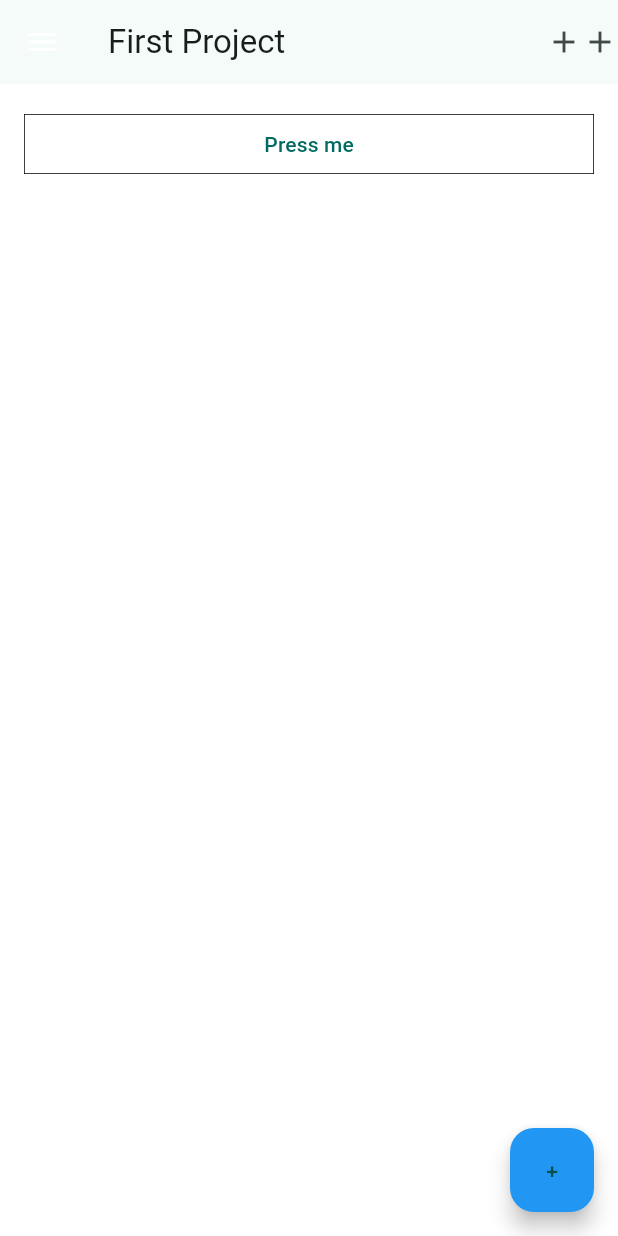
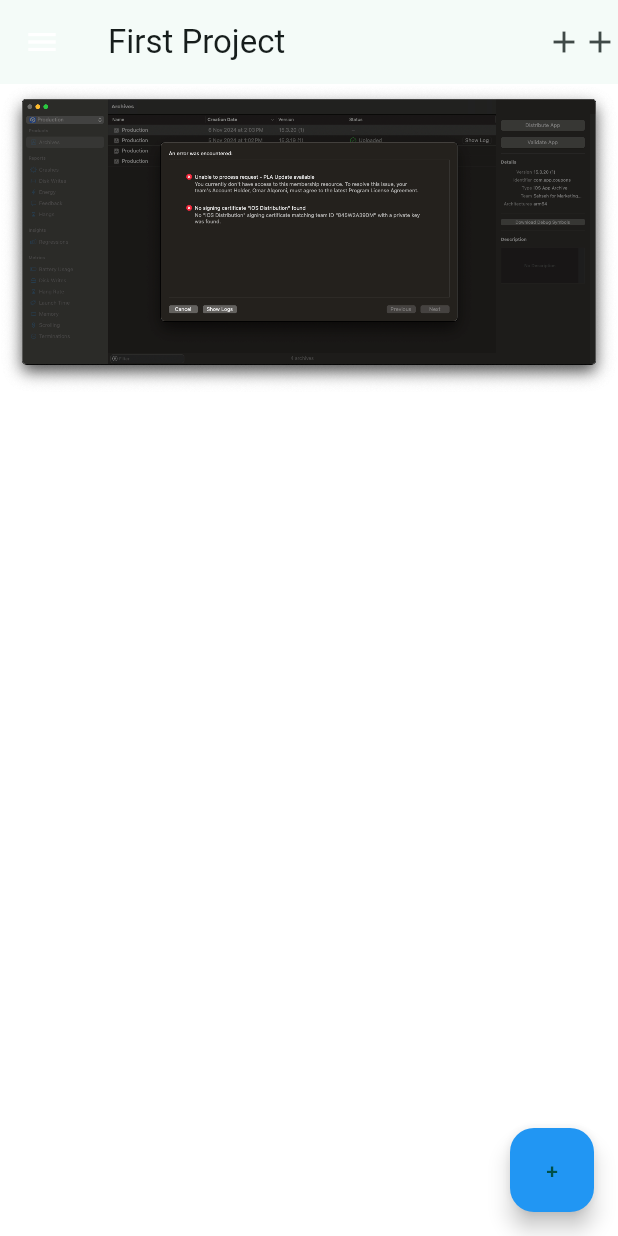
Before and after one commit to Mansour-Academy/flutter-course-first-project, a Flutter app: the screen it shows after launch, on a phone screen of 412 x 824 dp. Run offline on Flutter 3.47's test engine with Material 3 defaults, Android fonts, the phone set to English and light mode, and no system bars.

Commit message:
Image Widget

```diff
--- a/lib/main.dart
+++ b/lib/main.dart
@@ -61,58 +61,17 @@ class HomePage extends StatelessWidget {
         ],
         leadingWidth: 56,
       ),
-      body: Padding(
-        padding: const EdgeInsets.all(16.0),
-
-        /// outlined button
-        // child: SizedBox(
-        //   width: double.infinity,
-        //   child: OutlinedButton(
-        //     onPressed: () {},
-        //     child: const Text(
-        //       'Press me',
-        //     ),
-        //   ),
+      body: Image(
+        // height: 200,
+        // width: 200,
+        filterQuality: FilterQuality.low,
+        fit: BoxFit.cover,
+        image: const AssetImage(
+          'assets/images/error.png',
+        ),
+        // image: NetworkImage(
+        //   'https://hips.hearstapps.com/hmg-prod/images/morning-glories-65bd6dcc15366.jpg',
         // ),
-
-        /// text button
-        // child: TextButton(
-        //   onPressed: () {},
-        //   child: const Text(
-        //     'Press me',
-        //   ),
-        // ),
-
-        /// elevated button
-        child: SizedBox(
-          width: double.infinity,
-          child: ElevatedButton(
-            onPressed: () {},
-            style: ButtonStyle(
-              backgroundColor: WidgetStateProperty.all(Colors.white),
-              // overlayColor: WidgetStateProperty.all(Colors.red),
-              elevation: WidgetStateProperty.all(0),
-              shape: WidgetStateProperty.all(
-                RoundedRectangleBorder(
-                  borderRadius: BorderRadius.circular(0),
-                ),
-              ),
-              side: WidgetStateProperty.all(
-                BorderSide(
-                  color: Colors.black,
-                  width: 0.5,
-                ),
-              ),
-            ),
-            child: const Text(
-              'Press me',
-              // style: TextStyle(
-              //   color: Colors.white,
-              //   fontSize: 24,
-              // ),
-            ),
-          ),
-        ),
       ),
       floatingActionButton: FloatingActionButton(
         onPressed: () {
--- a/pubspec.yaml
+++ b/pubspec.yaml
@@ -58,6 +58,8 @@ flutter:
   # the material Icons class.
   uses-material-design: true
 
+  assets:
+    - assets/images/
   # To add assets to your application, add an assets section, like this:
   # assets:
   #   - images/a_dot_burr.jpeg
```
Also changed, not shown: assets/images/cat.png (added), assets/images/error.png (added).
